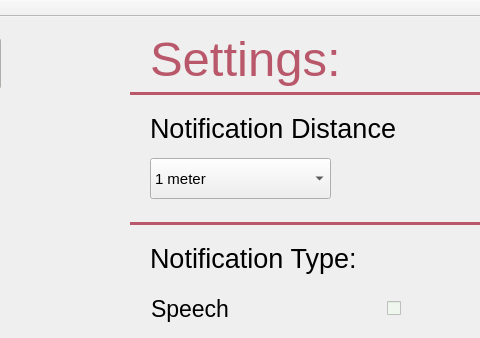
Old version of the form leddargui/mainwindow.ui in the repository SCCapstone/Sense-Able; both pictures show x 81 to 561 and y 0 to 338 of the 892 by 726 pixel window.
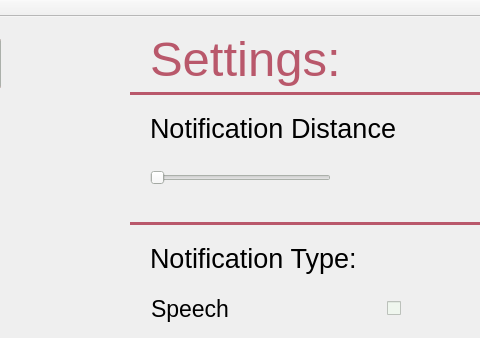
New version of the form.

Patch:
```diff
--- a/leddargui/mainwindow.ui
+++ b/leddargui/mainwindow.ui
@@ -1580,41 +1580,6 @@
            <enum>Qt::Horizontal</enum>
           </property>
          </widget>
-         <widget class="QComboBox" name="notification_distance_slider">
-          <property name="geometry">
-           <rect>
-            <x>220</x>
-            <y>130</y>
-            <width>181</width>
-            <height>41</height>
-           </rect>
-          </property>
-          <item>
-           <property name="text">
-            <string>1 meter</string>
-           </property>
-          </item>
-          <item>
-           <property name="text">
-            <string>2 meters</string>
-           </property>
-          </item>
-          <item>
-           <property name="text">
-            <string>3 meters</string>
-           </property>
-          </item>
-          <item>
-           <property name="text">
-            <string>4 meters</string>
-           </property>
-          </item>
-          <item>
-           <property name="text">
-            <string>5 meters</string>
-           </property>
-          </item>
-         </widget>
          <widget class="Line" name="line_3">
           <property name="geometry">
            <rect>
@@ -2058,6 +2023,19 @@
            <string>Back</string>
           </property>
          </widget>
+         <widget class="QSlider" name="horizontalSlider">
+          <property name="geometry">
+           <rect>
+            <x>220</x>
+            <y>140</y>
+            <width>181</width>
+            <height>20</height>
+           </rect>
+          </property>
+          <property name="orientation">
+           <enum>Qt::Horizontal</enum>
+          </property>
+         </widget>
         </widget>
         <widget class="QWidget" name="Page_Notifications">
          <widget class="QLabel" name="notificationsTitle">
```
